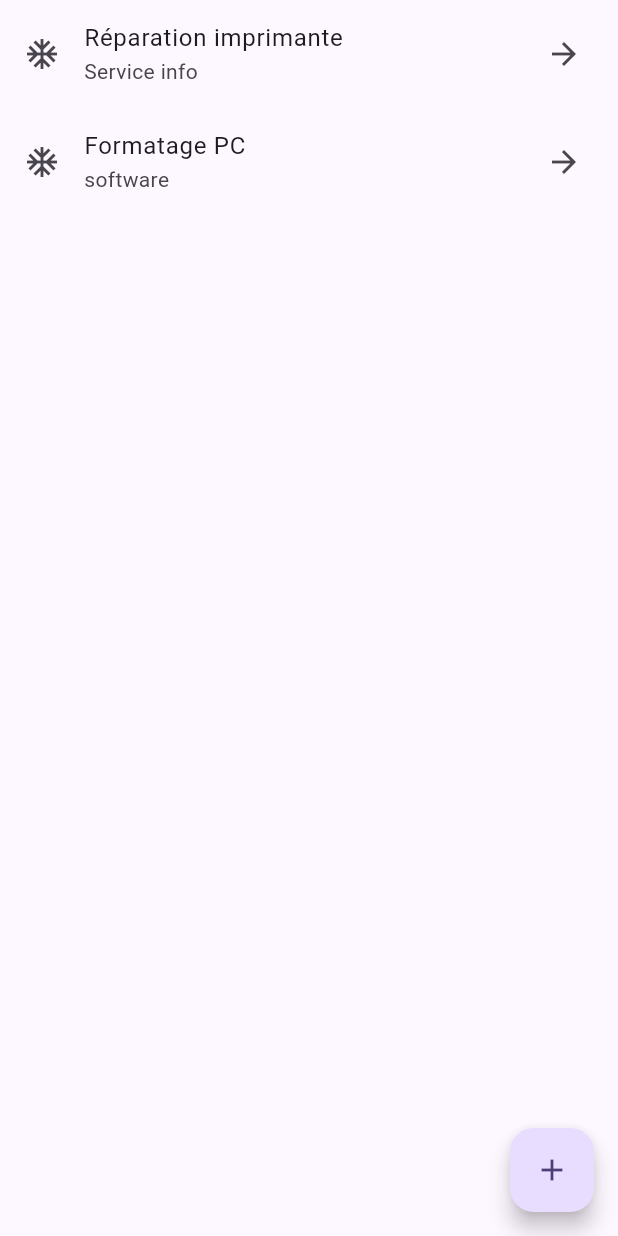
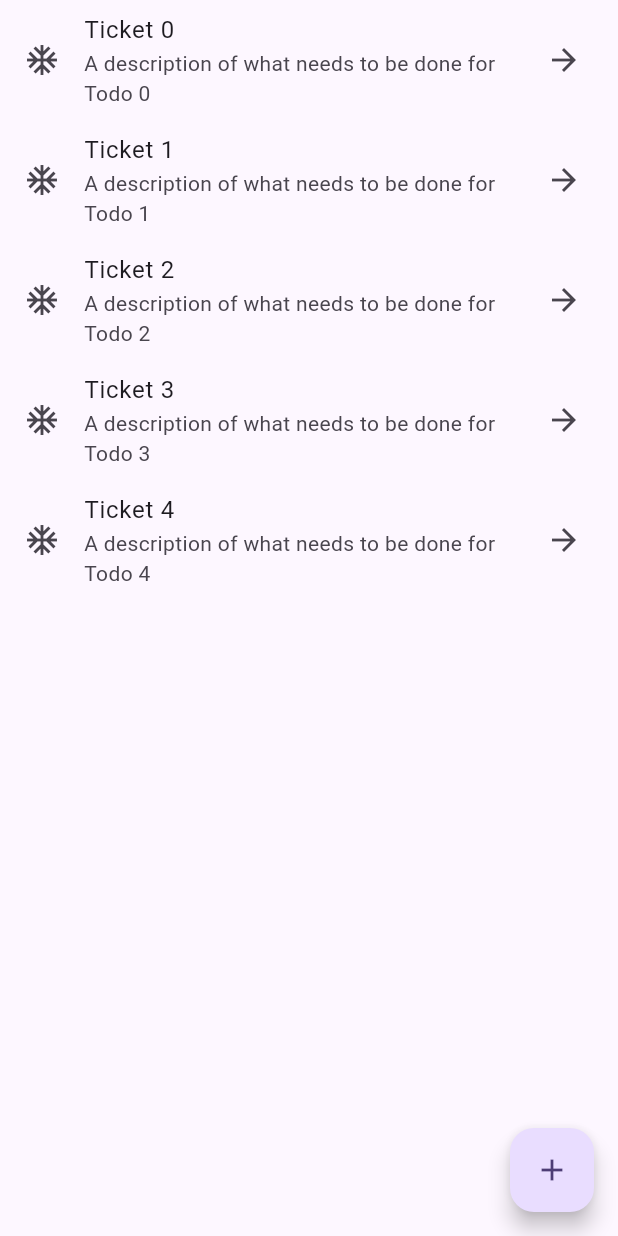
Before and after one commit to chamsedine-bouhouch/park_informatique_flutter_app, a Flutter app: the Tickets screen opened by its route, on a phone screen of 412 x 824 dp. Run offline on Flutter 3.47's test engine with Material 2 defaults, Android fonts, the phone set to English and light mode, and no system bars; our stand-ins replace dio.

Commit message:
ticket details

```diff
--- /dev/null
+++ b/lib/components/ticket.dart
@@ -0,0 +1,6 @@
+class Ticket {
+  final String title;
+  final String description;
+
+  const Ticket(this.title, this.description);
+}
--- a/lib/route/route.dart
+++ b/lib/route/route.dart
@@ -1,12 +1,12 @@
 import 'package:flutter/material.dart';
-import 'package:flutter_app/views/fournisseurs.dart';
+import 'package:flutter_app/views/fournisseurs/fournisseurs.dart';
 import 'package:flutter_app/views/fournisseurs/ajout_fournisseur.dart';
 import 'package:flutter_app/views/tickets/ajout-ticket.dart';
 import 'package:flutter_app/views/utilisateurs/ajout_utilisateur.dart';
 import 'package:flutter_app/views/home.dart';
 import 'package:flutter_app/views/login.dart';
 import 'package:flutter_app/views/settings.dart';
-import 'package:flutter_app/views/users.dart';
+import 'package:flutter_app/views/utilisateurs/users.dart';
 
 // Define Routes
 /*
--- a/lib/views/home.dart
+++ b/lib/views/home.dart
@@ -1,8 +1,8 @@
 import 'package:flutter/material.dart';
 import 'package:flutter_app/services/auth.dart';
 import 'package:flutter_app/views/settings.dart';
-import 'package:flutter_app/views/tickets.dart';
-import 'package:flutter_app/views/users.dart';
+import 'package:flutter_app/views/tickets/tickets.dart';
+import 'package:flutter_app/views/utilisateurs/users.dart';
 import 'package:provider/provider.dart';
 
 /// Flutter code sample for [BottomNavigationBar].
--- a/lib/views/settings.dart
+++ b/lib/views/settings.dart
@@ -5,7 +5,6 @@ import 'package:provider/provider.dart';
 class Settings extends StatelessWidget {
   const Settings({Key? key}) : super(key: key);
 
-  static const String _title = 'Login';
 
   @override
   Widget build(BuildContext context) {
@@ -37,7 +36,7 @@ class Settings extends StatelessWidget {
             // ),
             Container(
                 height: 50,
-                margin: EdgeInsets.fromLTRB(0, 10, 0, 10),
+                margin: const EdgeInsets.fromLTRB(0, 10, 0, 10),
                 child: ElevatedButton(
                   child: Text(
                       style: TextStyle(fontSize: 18), 'Liste Utilisateurs'),
@@ -45,7 +44,7 @@ class Settings extends StatelessWidget {
                 )),
             Container(
                 height: 50,
-                margin: EdgeInsets.fromLTRB(0, 10, 0, 10),
+                margin: const EdgeInsets.fromLTRB(0, 10, 0, 10),
                 child: ElevatedButton(
                   child: Text(
                       style: TextStyle(fontSize: 18), 'Liste fournisseurs'),
--- a/lib/views/tickets.dart
+++ /dev/null
@@ -1,46 +0,0 @@
-import 'package:flutter/material.dart';
-
-class Tickets extends StatefulWidget {
-  const Tickets({super.key});
-
-  @override
-  State<Tickets> createState() => _TicketsState();
-}
-
-class _TicketsState extends State<Tickets> {
-  @override
-  Widget build(BuildContext context) {
-    return Scaffold(
-      body: ListView(
-        children: [
-          ListTile(
-            leading: Icon(Icons.ac_unit),
-            title: Text('Réparation imprimante'),
-            subtitle: Text('Service info'),
-            trailing: Icon(Icons.arrow_forward),
-            onTap: () {
-              // Handle the onTap event for this list item
-              Navigator.pushNamed(context, '/ajout-ticket');
-            },
-          ),
-          ListTile(
-            leading: Icon(Icons.ac_unit),
-            title: Text('Formatage PC'),
-            subtitle: Text('software'),
-            trailing: Icon(Icons.arrow_forward),
-            onTap: () {
-              // Handle the onTap event for this list item
-              Navigator.pushNamed(context, '/ticket-details');
-            },
-          ),
-        ],
-      ),
-      floatingActionButton: FloatingActionButton(
-        onPressed: () {
-          Navigator.pushNamed(context, '/ajout-ticket');
-        },
-        child: const Icon(Icons.add),
-      ),
-    );
-  }
-}
--- /dev/null
+++ b/lib/views/tickets/tickets.dart
@@ -0,0 +1,81 @@
+import 'package:flutter/material.dart';
+import 'package:flutter_app/components/ticket.dart';
+import 'package:flutter_app/views/tickets/ticket_details.dart';
+
+class Tickets extends StatefulWidget {
+  const Tickets({Key? key}) : super(key: key);
+
+  @override
+  State<Tickets> createState() => _TicketsState();
+}
+
+class _TicketsState extends State<Tickets> {
+  final tickets = List.generate(
+    5,
+    (i) => Ticket(
+      'Ticket $i',
+      'A description of what needs to be done for Todo $i',
+    ),
+  );
+  @override
+  Widget build(BuildContext context) {
+    return Scaffold(
+      // body: ListView(
+      //   children: [
+      //     ListTile(
+      //       leading: Icon(Icons.ac_unit),
+      //       title: Text('Réparation imprimante'),
+      //       subtitle: Text('Service info'),
+      //       trailing: Icon(Icons.arrow_forward),
+      //       onTap: () {
+      //         // Handle the onTap event for this list item
+      //         Navigator.pushNamed(context, '/ajout-ticket');
+      //       },
+      //     ),
+      //     ListTile(
+      //       leading: Icon(Icons.ac_unit),
+      //       title: Text('Formatage PC'),
+      //       subtitle: Text('software'),
+      //       trailing: Icon(Icons.arrow_forward),
+      //       onTap: () {
+      //   Navigator.push(
+      //     context,
+      //     MaterialPageRoute(
+      //       builder: (context) => TicketDetails(todo: todos[index]),
+      //     ),
+      //   );
+      // },
+      //     ),
+      //   ],
+      // ),
+      body: ListView.builder(
+        itemCount: tickets.length,
+        itemBuilder: (context, index) {
+          return ListTile(
+            leading: const Icon(Icons.ac_unit),
+            title: Text(tickets[index].title),
+            subtitle: Text(tickets[index].description),
+            trailing: const Icon(Icons.arrow_forward),
+            // When a user taps the ListTile, navigate to the DetailScreen.
+            // Notice that you're not only creating a DetailScreen, you're
+            // also passing the current todo through to it.
+            onTap: () {
+              Navigator.push(
+                context,
+                MaterialPageRoute(
+                  builder: (context) => TicketDetails(ticket: tickets[index]),
+                ),
+              );
+            },
+          );
+        },
+      ),
+      floatingActionButton: FloatingActionButton(
+        onPressed: () {
+          Navigator.pushNamed(context, '/ajout-ticket');
+        },
+        child: const Icon(Icons.add),
+      ),
+    );
+  }
+}
```
Also changed, not shown: lib/main.dart (+6 -5 lines), lib/services/auth.dart (+7 -2 lines), lib/views/tickets/ticket_details.dart (+51 -9 lines), lib/views/fournisseurs/fournisseurs.dart (renamed from lib/views/fournisseurs.dart), lib/views/utilisateurs/users.dart (renamed from lib/views/users.dart).
